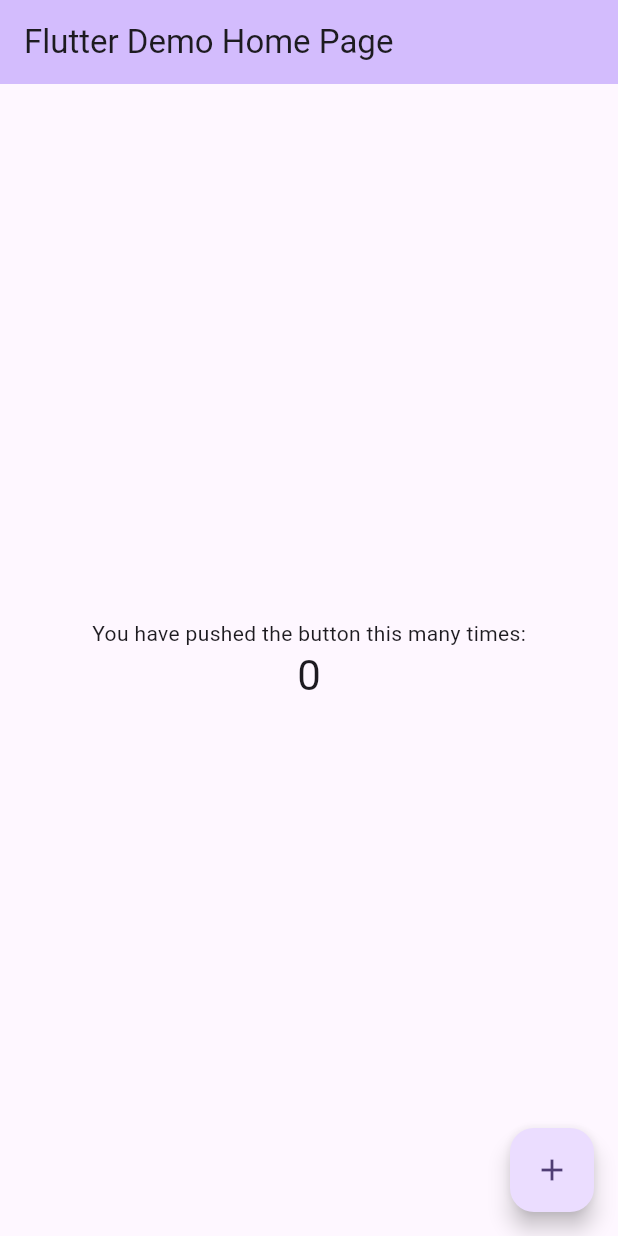
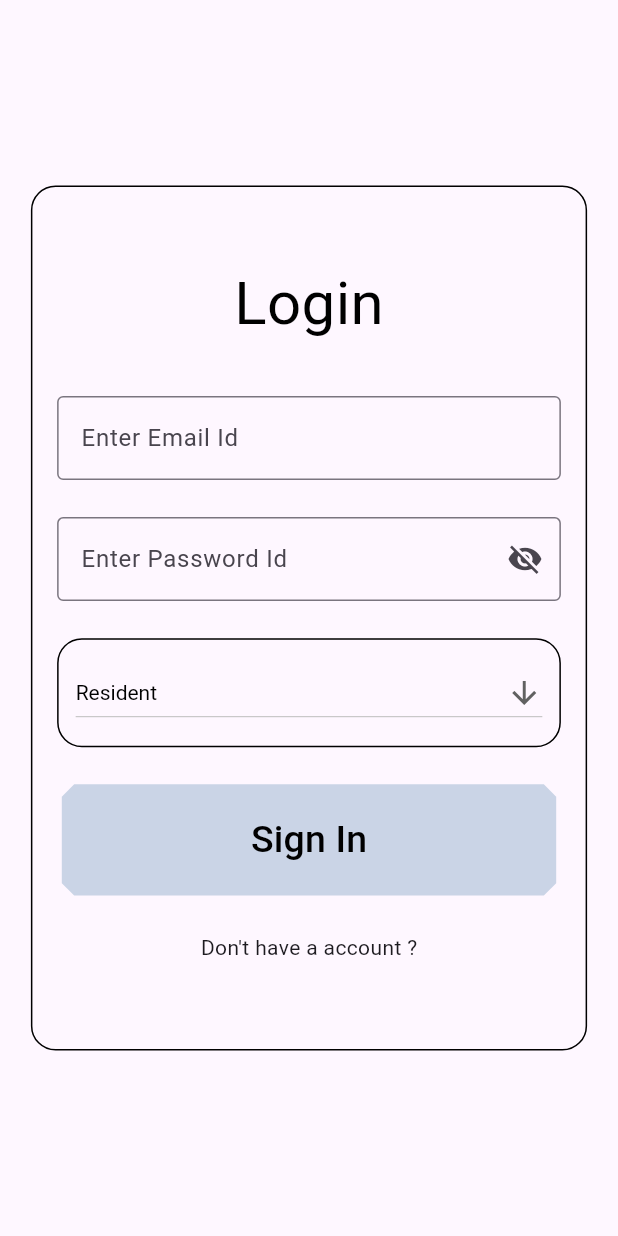
Before and after one commit to tejasvmodi/oddo_combat, a Flutter app: the screen it shows after launch, on a phone screen of 412 x 824 dp. Run offline on Flutter 3.47's test engine with Material 3 defaults, Android fonts, the light colour scheme and no system bars.

Commit message:
login and signup UI complete

```diff
--- /dev/null
+++ b/lib/UI/Authentication/login.dart
@@ -0,0 +1,146 @@
+import 'package:flutter/material.dart';
+import 'package:oddo_combat/UI/Authentication/Register.dart';
+
+class Login extends StatefulWidget {
+  const Login({super.key});
+
+  @override
+  State<Login> createState() => _LoginState();
+}
+
+class _LoginState extends State<Login> {
+  final _emailID = TextEditingController();
+   bool _showPassword = false;
+  final _password = TextEditingController();
+  var selectedrole = 'Resident';
+  List<String> role = ['Resident', 'Garbage Collectors'];
+  @override
+  Widget build(BuildContext context) {
+    return Scaffold(
+      body: Center(
+        child: Container(
+          padding: EdgeInsets.all(MediaQuery.of(context).size.height * 0.02),
+          height: MediaQuery.of(context).size.height * 0.7,
+          width: MediaQuery.of(context).size.width * 0.9,
+          decoration: BoxDecoration(
+              border: Border.all(color: Colors.black),
+              borderRadius: BorderRadius.all(Radius.elliptical(
+                  MediaQuery.of(context).size.width * 0.04,
+                  MediaQuery.of(context).size.width * 0.04))),
+          child: SingleChildScrollView(
+            child: Column(
+              children: [
+                Padding(
+                  padding:
+                      EdgeInsets.all(MediaQuery.of(context).size.width * 0.08),
+                  child: const Text(
+                    'Login',
+                    style: TextStyle(color: Colors.black, fontSize: 40),
+                  ),
+                ),
+                TextField(
+                  controller: _emailID,
+                  decoration: const InputDecoration(
+                      label: Text('Enter Email Id '),
+                      border: OutlineInputBorder(
+                          borderSide: BorderSide(color: Colors.black))),
+                ),
+                SizedBox(
+                  height: MediaQuery.of(context).size.height * 0.03,
+                ),
+                TextField(
+                   obscureText: !_showPassword,
+                  controller: _password,
+                  decoration:  InputDecoration(
+                     suffixIcon: IconButton(
+                          icon: Icon(
+                            _showPassword
+                                ? Icons.visibility
+                                : Icons.visibility_off,
+                          ),
+                          onPressed: () {
+                            setState(() {
+                              _showPassword = !_showPassword;
+                            });
+                          },
+                        ),
+                      label: const Text('Enter Password Id '),
+                      border: const OutlineInputBorder(
+                          borderSide: BorderSide(color: Colors.black))),
+                ),
+                SizedBox(
+                  height: MediaQuery.of(context).size.height * 0.03,
+                ),
+                DecoratedBox(
+                  decoration: BoxDecoration(
+                    border: Border.all(color: Colors.black),
+                    borderRadius: BorderRadius.all(
+                      Radius.elliptical(MediaQuery.of(context).size.width * 0.04,
+                          MediaQuery.of(context).size.width * 0.04),
+                    ),
+                  ),
+                  child: Padding(
+                    padding:
+                        EdgeInsets.all(MediaQuery.of(context).size.width * 0.03),
+                    child: DropdownButton<String>(
+                      alignment: Alignment.bottomLeft,
+                      isExpanded: true,
+                      value: selectedrole,
+                      icon: const Icon(Icons.arrow_downward),
+                      iconSize: 24,
+                      elevation: 25,
+                      style: const TextStyle(color: Colors.black),
+                      onChanged: (String? newValue) {
+                        setState(() {
+                          selectedrole = newValue!;
+                        });
+                      },
+                      items: role.map<DropdownMenuItem<String>>((String value) {
+                        return DropdownMenuItem<String>(
+                          value: value,
+                          child: Text(value),
+                        );
+                      }).toList(),
+                    ),
+                  ),
+                ),
+                SizedBox(
+                  height: MediaQuery.of(context).size.height * 0.03,
+                ),
+                TextButton(
+                    style: ButtonStyle(
+                        fixedSize: MaterialStatePropertyAll(Size(
+                            MediaQuery.of(context).size.width * 0.8,
+                            MediaQuery.of(context).size.height * 0.09)),
+                        shape: MaterialStatePropertyAll(
+                          BeveledRectangleBorder(
+                            borderRadius: BorderRadius.all(
+                              Radius.elliptical(
+                                  MediaQuery.of(context).size.width * 0.02,
+                                  MediaQuery.of(context).size.width * 0.02),
+                            ),
+                          ),
+                        ),
+                        backgroundColor: const MaterialStatePropertyAll(
+                            Color.fromARGB(255, 202, 212, 230))),
+                    onPressed: () {},
+                    child: const Text(
+                      'Sign In',
+                      style: TextStyle(color: Colors.black, fontSize: 25),
+                    )),
+                    SizedBox(height: MediaQuery.of(context).size.height * 0.03,),
+                    InkWell(
+                      onTap: () {
+                        Navigator.pushReplacement(context, MaterialPageRoute(builder: (context) => const Registration(),));
+                      },
+                      child: const Text("Don't have a account ?"),
+
+                    ),
+              ],
+            ),
+          ),
+        ),
+      ),
+    );
+  }
+}
--- a/lib/main.dart
+++ b/lib/main.dart
@@ -1,4 +1,5 @@
 import 'package:flutter/material.dart';
+import 'package:oddo_combat/UI/Authentication/login.dart';
 
 void main() {
   runApp(const MyApp());
@@ -12,26 +13,13 @@ class MyApp extends StatelessWidget {
   Widget build(BuildContext context) {
     return MaterialApp(
       title: 'Tracking public Litter',
+      debugShowCheckedModeBanner: false,
       theme: ThemeData(
-        // This is the theme of your application.
-        //
-        // TRY THIS: Try running your application with "flutter run". You'll see
-        // the application has a purple toolbar. Then, without quitting the app,
-        // try changing the seedColor in the colorScheme below to Colors.green
-        // and then invoke "hot reload" (save your changes or press the "hot
-        // reload" button in a Flutter-supported IDE, or press "r" if you used
-        // the command line to start the app).
-        //
-        // Notice that the counter didn't reset back to zero; the application
-        // state is not lost during the reload. To reset the state, use hot
-        // restart instead.
-        //
-        // This works for code too, not just values: Most code changes can be
-        // tested with just a hot reload.
+
         colorScheme: ColorScheme.fromSeed(seedColor: Colors.deepPurple),
         useMaterial3: true,
       ),
-      home: const MyHomePage(title: 'Flutter Demo Home Page'),
+      home: const Login(),
     );
   }
 }
```
Also changed, not shown: lib/UI/Authentication/Register.dart (added, +190 -0 lines).
